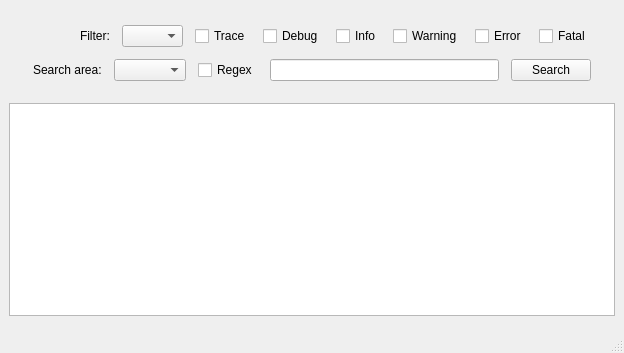
The window that QT_Project/Forms/MainWindow.ui (Dingola/Qt-LogViewer) describes before a commit, drawn with Qt 5.
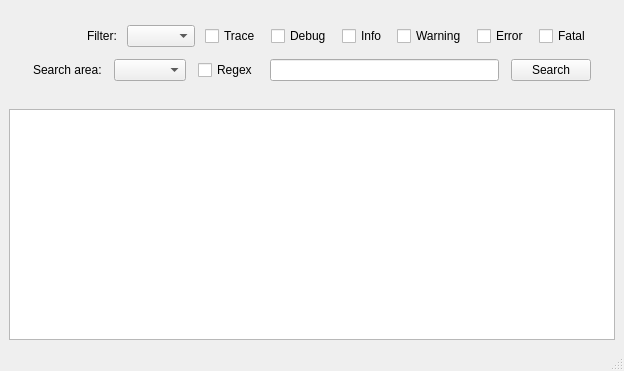
The same window after the commit. Custom widgets are drawn as their Qt base class.

What changed in the file:
```diff
--- a/QT_Project/Forms/MainWindow.ui
+++ b/QT_Project/Forms/MainWindow.ui
@@ -7,14 +7,17 @@
     <x>0</x>
     <y>0</y>
     <width>624</width>
-    <height>353</height>
+    <height>371</height>
    </rect>
   </property>
   <property name="windowTitle">
    <string>MainWindow</string>
   </property>
   <widget class="QWidget" name="centralwidget">
-   <layout class="QVBoxLayout" name="verticalLayout">
+   <layout class="QVBoxLayout" name="verticalLayout_2">
+    <property name="spacing">
+     <number>12</number>
+    </property>
     <item>
      <widget class="QWidget" name="FilterBar" native="true">
       <property name="layoutDirection">
@@ -82,7 +85,7 @@
        <item row="0" column="4">
         <layout class="QHBoxLayout" name="horizontalLayoutLogLevels" stretch="0,0,0,0,0,0,0,0">
          <property name="spacing">
-          <number>12</number>
+          <number>10</number>
          </property>
          <property name="sizeConstraint">
           <enum>QLayout::SetDefaultConstraint</enum>
@@ -165,10 +168,24 @@
      </widget>
     </item>
     <item>
-     <widget class="TableView" name="tableViewLog"/>
-    </item>
-    <item>
-     <widget class="PaginationWidget" name="paginationWidget" native="true"/>
+     <layout class="QVBoxLayout" name="verticalLayoutViewLog">
+      <property name="spacing">
+       <number>0</number>
+      </property>
+      <item>
+       <widget class="TableView" name="tableViewLog"/>
+      </item>
+      <item>
+       <widget class="PaginationWidget" name="paginationWidget" native="true">
+        <property name="sizePolicy">
+         <sizepolicy hsizetype="Minimum" vsizetype="Minimum">
+          <horstretch>0</horstretch>
+          <verstretch>0</verstretch>
+         </sizepolicy>
+        </property>
+       </widget>
+      </item>
+     </layout>
     </item>
    </layout>
   </widget>
```
Left out of the diff: 2 changed lines with no effect on the pictures.
